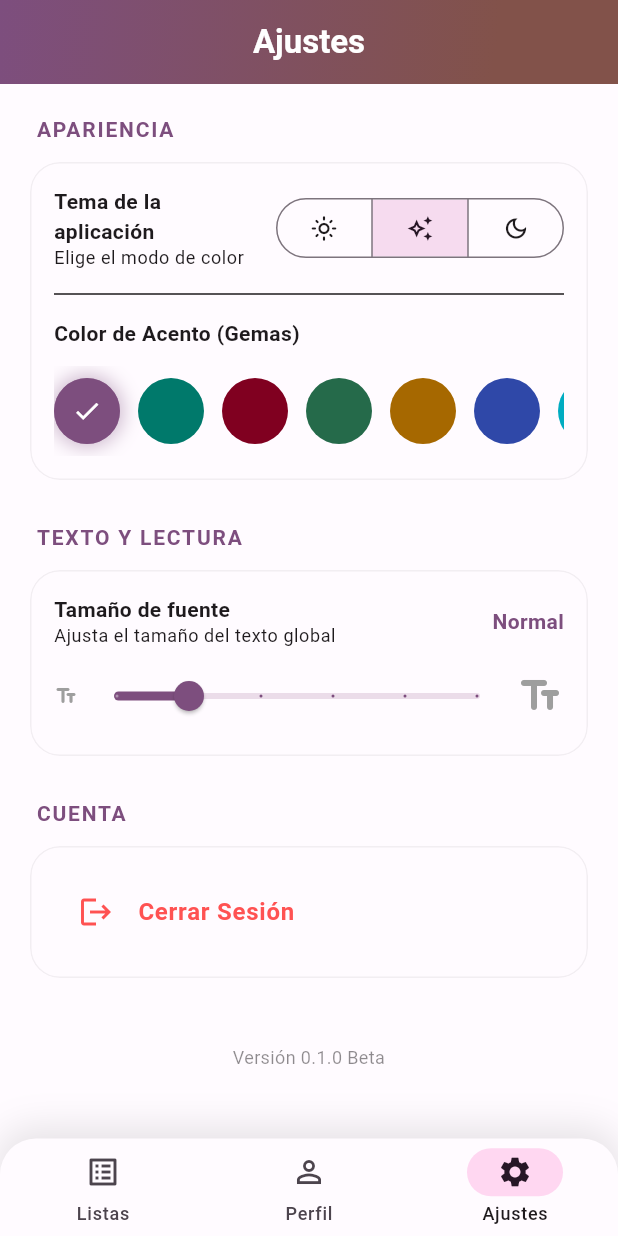
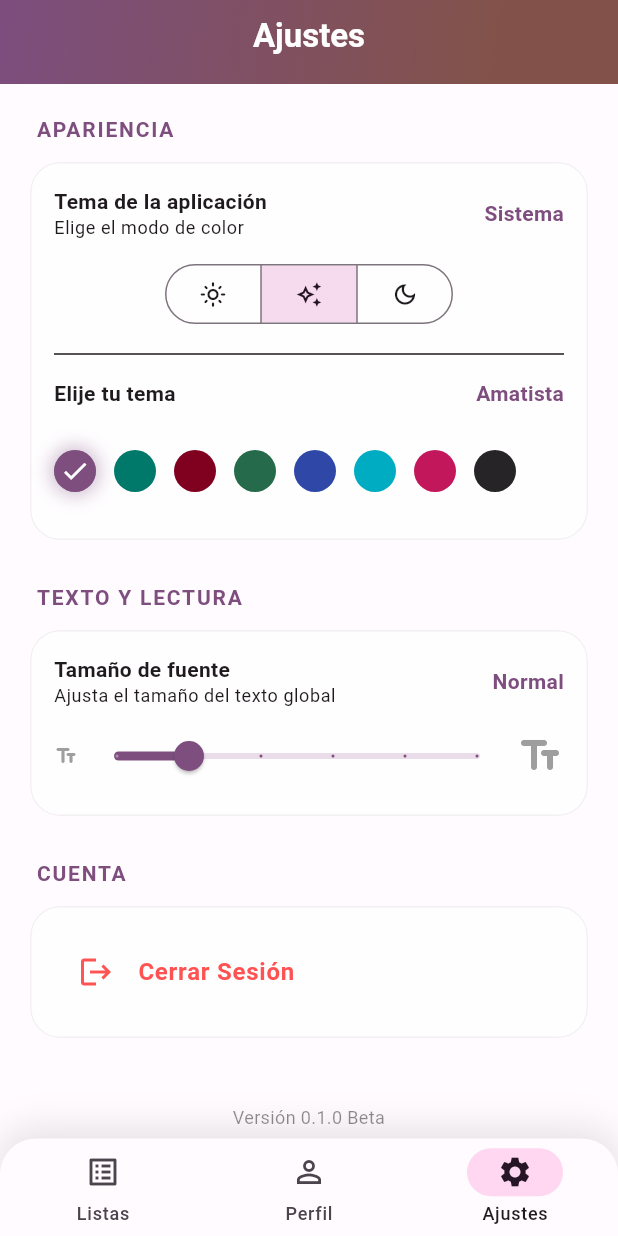
Before and after one commit to Angelery33/ListMe_Flutter, a Flutter app: the SettingsScreen screen opened by its route, on a phone screen of 412 x 824 dp. Run offline on Flutter 3.47's test engine with Material 3 defaults, Android fonts, the phone set to English and light mode, and no system bars; our stand-ins replace dio, flutter_secure_storage, hive, hive_flutter, shared_preferences; accounts and stored records are empty.

Commit message:
Corrección de colores y temas

```diff
--- a/lib/core/constants.dart
+++ b/lib/core/constants.dart
@@ -7,7 +7,7 @@ class AppConstants {
 
   // API Configuration
   // Use 10.0.2.2 for Android Emulator to access host's localhost
-  static const String baseUrl = 'http://192.168.1.242:8089/api/v1';
+  static const String baseUrl = 'http://192.168.1.181:8089/api/v1';
 
   static const String authUrl = '$baseUrl/auth';
 }
--- a/lib/core/theme/app_colors.dart
+++ b/lib/core/theme/app_colors.dart
@@ -113,10 +113,10 @@ class AppColors {
   static const rubyPrimaryDark        = Color(0xFFB71C1C);
   static const rubySurfaceDark        = Color(0xFF241616);
 
-  static const titaniumPrimaryLight   = Color(0xFF1D1B1E);
-  static const titaniumSurfaceLight   = Color(0xFFFCFBF9);
+  static const titaniumPrimaryLight   = Color.fromARGB(255, 38, 36, 39);
+  static const titaniumSurfaceLight   = Color.fromARGB(255, 240, 240, 240);
   static const titaniumPrimaryDark    = Color(0xFFE3E2E6);
-  static const titaniumSurfaceDark    = Color(0xFF0C0C0C);
+  static const titaniumSurfaceDark    = Color.fromARGB(255, 27, 27, 27);
 
   static const amberPrimaryLight      = Color(0xFFA66800);
   static const amberSurfaceLight      = Color(0xFFFFF8F0);
--- a/lib/core/theme/app_theme.dart
+++ b/lib/core/theme/app_theme.dart
@@ -9,7 +9,11 @@ class AppTheme {
   AppTheme._();
 
   /// Devuelve el [ThemeData] para el acento y brillo indicados.
-  static ThemeData getTheme(String accent, Brightness brightness, double fontScale) {
+  static ThemeData getTheme(
+    String accent,
+    Brightness brightness,
+    double fontScale,
+  ) {
     final isDark = brightness == Brightness.dark;
     final (scheme, surface) = _schemeAndSurface(accent, isDark);
 
@@ -18,7 +22,11 @@ class AppTheme {
       colorScheme: scheme,
       scaffoldBackgroundColor: surface,
       textTheme: TextThemes.scaledTextTheme(scheme, fontScale),
-      appBarTheme: WidgetThemes.appBarTheme(scheme, isDark, _isTitanium(scheme)),
+      appBarTheme: WidgetThemes.appBarTheme(
+        scheme,
+        isDark,
+        _isTitanium(scheme),
+      ),
       cardTheme: WidgetThemes.cardTheme(scheme, isDark),
       inputDecorationTheme: WidgetThemes.inputDecorationTheme(scheme, isDark),
       elevatedButtonTheme: WidgetThemes.elevatedButtonTheme(scheme),
@@ -28,7 +36,10 @@ class AppTheme {
 
   /// Devuelve el color primario de un acento específico.
   static Color getPrimaryColor(String accent, Brightness brightness) {
-    final (scheme, _) = _schemeAndSurface(accent, brightness == Brightness.dark);
+    final (scheme, _) = _schemeAndSurface(
+      accent,
+      brightness == Brightness.dark,
+    );
     return scheme.primary;
   }
 
@@ -38,15 +49,20 @@ class AppTheme {
     final isDark = Theme.of(context).brightness == Brightness.dark;
 
     if (_isTitanium(scheme)) {
-      // Titanium/Platino: gradiente metálico premium
+      final Color lighterGray = !isDark
+          ? const Color(0xFF3C3C3E)
+          : const Color(0xFFE5E5EA);
+      final Color darkerGray = !isDark
+          ? const Color(0xFF1C1C1E)
+          : const Color.fromARGB(255, 107, 107, 109);
       return Container(
         decoration: BoxDecoration(
           gradient: LinearGradient(
             colors: isDark
-                ? const [Color(0xFF1D1B1E), Color(0xFFD0D0D8)]
-                : const [Color(0xFFD0D0D8),Color(0xFF1D1B1E)],
+                ? [darkerGray, lighterGray]
+                : [darkerGray, lighterGray],
             begin: Alignment.topLeft,
-            end: Alignment.bottomRight,
+            end: const Alignment(0.8, 0.8),
           ),
         ),
       );
@@ -75,24 +91,42 @@ class AppTheme {
 
   static (ColorScheme, Color) _schemeAndSurface(String accent, bool isDark) {
     return switch (accent) {
-      'emerald'   => isDark ? (ColorSchemes.emeraldDark,   AppColors.emeraldSurfaceDark)
-                            : (ColorSchemes.emeraldLight,  AppColors.emeraldSurfaceLight),
-      'amethyst'  => isDark ? (ColorSchemes.amethystDark,  AppColors.amethystSurfaceDark)
-                            : (ColorSchemes.amethystLight, AppColors.amethystSurfaceLight),
-      'sapphire'  => isDark ? (ColorSchemes.sapphireDark,  AppColors.sapphireSurfaceDark)
-                            : (ColorSchemes.sapphireLight, AppColors.sapphireSurfaceLight),
-      'ruby'      => isDark ? (ColorSchemes.rubyDark,      AppColors.rubySurfaceDark)
-                            : (ColorSchemes.rubyLight,     AppColors.rubySurfaceLight),
-      'amber'     => isDark ? (ColorSchemes.amberDark,     AppColors.amberSurfaceDark)
-                            : (ColorSchemes.amberLight,    AppColors.amberSurfaceLight),
-      'cobalt'    => isDark ? (ColorSchemes.cobaltDark,    AppColors.cobaltSurfaceDark)
-                            : (ColorSchemes.cobaltLight,   AppColors.cobaltSurfaceLight),
-      'cyan'      => isDark ? (ColorSchemes.cyanDark,      AppColors.cyanSurfaceDark)
-                            : (ColorSchemes.cyanLight,     AppColors.cyanSurfaceLight),
-      'magenta'   => isDark ? (ColorSchemes.magentaDark,   AppColors.magentaSurfaceDark)
-                            : (ColorSchemes.magentaLight,  AppColors.magentaSurfaceLight),
-      _           => isDark ? (ColorSchemes.titaniumDark,  AppColors.titaniumSurfaceDark)
-                            : (ColorSchemes.titaniumLight, AppColors.titaniumSurfaceLight),
+      'emerald' =>
+        isDark
+            ? (ColorSchemes.emeraldDark, AppColors.emeraldSurfaceDark)
+            : (ColorSchemes.emeraldLight, AppColors.emeraldSurfaceLight),
+      'amethyst' =>
+        isDark
+            ? (ColorSchemes.amethystDark, AppColors.amethystSurfaceDark)
+            : (ColorSchemes.amethystLight, AppColors.amethystSurfaceLight),
+      'sapphire' =>
+        isDark
+            ? (ColorSchemes.sapphireDark, AppColors.sapphireSurfaceDark)
+            : (ColorSchemes.sapphireLight, AppColors.sapphireSurfaceLight),
+      'ruby' =>
+        isDark
+            ? (ColorSchemes.rubyDark, AppColors.rubySurfaceDark)
+            : (ColorSchemes.rubyLight, AppColors.rubySurfaceLight),
+      'amber' =>
+        isDark
+            ? (ColorSchemes.amberDark, AppColors.amberSurfaceDark)
+            : (ColorSchemes.amberLight, AppColors.amberSurfaceLight),
+      'cobalt' =>
+        isDark
+            ? (ColorSchemes.cobaltDark, AppColors.cobaltSurfaceDark)
+            : (ColorSchemes.cobaltLight, AppColors.cobaltSurfaceLight),
+      'cyan' =>
+        isDark
+            ? (ColorSchemes.cyanDark, AppColors.cyanSurfaceDark)
+            : (ColorSchemes.cyanLight, AppColors.cyanSurfaceLight),
+      'magenta' =>
+        isDark
+            ? (ColorSchemes.magentaDark, AppColors.magentaSurfaceDark)
+            : (ColorSchemes.magentaLight, AppColors.magentaSurfaceLight),
+      _ =>
+        isDark
+            ? (ColorSchemes.titaniumDark, AppColors.titaniumSurfaceDark)
+            : (ColorSchemes.titaniumLight, AppColors.titaniumSurfaceLight),
     };
   }
 
@@ -102,6 +136,6 @@ class AppTheme {
   static bool _isTitanium(ColorScheme scheme) {
     final p = scheme.primary.toARGB32();
     return p == AppColors.titaniumPrimaryLight.toARGB32() ||
-           p == AppColors.titaniumPrimaryDark.toARGB32();
+        p == AppColors.titaniumPrimaryDark.toARGB32();
   }
 }
--- a/lib/core/theme/widget_themes.dart
+++ b/lib/core/theme/widget_themes.dart
@@ -5,7 +5,11 @@ import 'app_colors.dart';
 class WidgetThemes {
   WidgetThemes._();
 
-  static AppBarTheme appBarTheme(ColorScheme scheme, bool isDark, bool isTitanium) {
+  static AppBarTheme appBarTheme(
+    ColorScheme scheme,
+    bool isDark,
+    bool isTitanium,
+  ) {
     return AppBarTheme(
       centerTitle: true,
       backgroundColor: Colors.transparent,
@@ -14,6 +18,7 @@ class WidgetThemes {
           : Colors.white,
       elevation: 0,
       surfaceTintColor: Colors.transparent,
+      toolbarHeight: 48,
     );
   }
 
@@ -21,7 +26,7 @@ class WidgetThemes {
   static bool isTitaniumScheme(ColorScheme scheme) {
     final p = scheme.primary.toARGB32();
     return p == AppColors.titaniumPrimaryLight.toARGB32() ||
-           p == AppColors.titaniumPrimaryDark.toARGB32();
+        p == AppColors.titaniumPrimaryDark.toARGB32();
   }
 
   static CardThemeData cardTheme(ColorScheme scheme, bool isDark) {
@@ -30,27 +35,34 @@ class WidgetThemes {
     return CardThemeData(
       elevation: isTitanium ? (isDark ? 8 : 1) : (isDark ? 6 : 2),
       shape: RoundedRectangleBorder(borderRadius: BorderRadius.circular(12)),
-      color: isDark ? scheme.surface : (isTitanium ? Colors.white : scheme.surfaceContainerHigh),
+      color: isDark
+          ? scheme.surface
+          : (isTitanium ? Colors.white : scheme.surfaceContainerHigh),
       clipBehavior: Clip.antiAlias,
       surfaceTintColor: isDark ? Colors.white10 : Colors.black12,
     );
   }
 
-  static InputDecorationTheme inputDecorationTheme(ColorScheme scheme, bool isDark) {
+  static InputDecorationTheme inputDecorationTheme(
+    ColorScheme scheme,
+    bool isDark,
+  ) {
     final isTitanium = isTitaniumScheme(scheme);
 
     return InputDecorationTheme(
       filled: true,
-      fillColor: isTitanium ? (isDark ? const Color(0xFF1E1E1E) : Colors.white) : scheme.surface,
+      fillColor: isTitanium
+          ? (isDark ? const Color(0xFF1E1E1E) : Colors.white)
+          : scheme.surface,
       border: OutlineInputBorder(
         borderRadius: BorderRadius.circular(12),
-        borderSide: isTitanium ? BorderSide(color: isDark ? Colors.white10 : Colors.black12) : BorderSide.none,
+        borderSide: isTitanium
+            ? BorderSide(color: isDark ? Colors.white10 : Colors.black12)
+            : BorderSide.none,
       ),
       enabledBorder: OutlineInputBorder(
         borderRadius: BorderRadius.circular(12),
-        borderSide: BorderSide(
-          color: isDark ? Colors.white12 : Colors.black12,
-        ),
+        borderSide: BorderSide(color: isDark ? Colors.white12 : Colors.black12),
       ),
       focusedBorder: OutlineInputBorder(
         borderRadius: BorderRadius.circular(12),
@@ -73,9 +85,7 @@ class WidgetThemes {
 
   static ChipThemeData chipTheme(ColorScheme scheme) {
     return ChipThemeData(
-      shape: RoundedRectangleBorder(
-        borderRadius: BorderRadius.circular(12),
-      ),
+      shape: RoundedRectangleBorder(borderRadius: BorderRadius.circular(12)),
       side: BorderSide.none,
       backgroundColor: scheme.surfaceContainerHighest,
     );
--- a/lib/screens/settings/settings_screen.dart
+++ b/lib/screens/settings/settings_screen.dart
@@ -20,30 +20,54 @@ class SettingsScreen extends StatelessWidget {
     final theme = Theme.of(context);
 
     return Scaffold(
-      appBar: const CustomGradientAppBar(title: 'Ajustes', showBackButton: false),
+      appBar: const CustomGradientAppBar(
+        title: 'Ajustes',
+        showBackButton: false,
+      ),
       bottomNavigationBar: AppBottomNavBar(
         currentIndex: 2, // Ajustes = 2
         onTap: (index) {
-          if (index == 0) Navigator.pushReplacementNamed(context, AppRoutes.lists);
+          if (index == 0)
+            Navigator.pushReplacementNamed(context, AppRoutes.lists);
           if (index == 1) Navigator.pushNamed(context, AppRoutes.profile);
         },
       ),
       body: ListView(
         padding: const EdgeInsets.symmetric(horizontal: 16, vertical: 20),
         children: [
-          _buildSection(
-            context,
-            'Apariencia',
-            [
+          _buildSection(context, 'Apariencia', [
             _buildSettingTile(
               context,
               title: 'Tema de la aplicación',
               subtitle: 'Elige el modo de color',
-                trailing: SegmentedButton<ThemeMode>(
+              trailing: Text(
+                settings.themeMode == ThemeMode.light
+                    ? 'Claro'
+                    : settings.themeMode == ThemeMode.dark
+                    ? 'Oscuro'
+                    : 'Sistema',
+                style: TextStyle(
+                  fontWeight: FontWeight.bold,
+                  color: theme.colorScheme.primary,
+                ),
+              ),
+            ),
+            const SizedBox(height: 12),
+            Center(
+              child: SegmentedButton<ThemeMode>(
                 segments: const [
-                    ButtonSegment(value: ThemeMode.light, icon: Icon(Icons.light_mode_outlined)),
-                    ButtonSegment(value: ThemeMode.system, icon: Icon(Icons.auto_awesome_outlined)),
-                    ButtonSegment(value: ThemeMode.dark, icon: Icon(Icons.dark_mode_outlined)),
+                  ButtonSegment(
+                    value: ThemeMode.light,
+                    icon: Icon(Icons.light_mode_outlined),
+                  ),
+                  ButtonSegment(
+                    value: ThemeMode.system,
+                    icon: Icon(Icons.auto_awesome_outlined),
+                  ),
+                  ButtonSegment(
+                    value: ThemeMode.dark,
+                    icon: Icon(Icons.dark_mode_outlined),
+                  ),
                 ],
                 selected: {settings.themeMode},
                 onSelectionChanged: (val) => settings.setThemeMode(val.first),
@@ -51,19 +75,27 @@ class SettingsScreen extends StatelessWidget {
               ),
             ),
             const Divider(height: 32),
+            Row(
+              children: [
                 const Text(
-                'Color de Acento (Gemas)',
+                  'Elije tu tema',
                   style: TextStyle(fontWeight: FontWeight.w600),
+                ),
+                const Spacer(),
+                Text(
+                  _accentColorLabel(settings.accentColor),
+                  style: TextStyle(
+                    fontWeight: FontWeight.bold,
+                    color: theme.colorScheme.primary,
+                  ),
+                ),
+              ],
             ),
             const SizedBox(height: 12),
             AccentColorSelector(settings: settings),
-            ],
-          ),
+          ]),
           const SizedBox(height: 24),
-          _buildSection(
-            context,
-            'Texto y Lectura',
-            [
+          _buildSection(context, 'Texto y Lectura', [
             _buildSettingTile(
               context,
               title: 'Tamaño de fuente',
@@ -78,29 +110,31 @@ class SettingsScreen extends StatelessWidget {
             ),
             const SizedBox(height: 8),
             FontScaleSelector(settings: settings),
-            ],
-          ),
+          ]),
           const SizedBox(height: 24),
-          _buildSection(
-            context,
-            'Cuenta',
-            [
+          _buildSection(context, 'Cuenta', [
             ListTile(
               leading: const Icon(Icons.logout, color: Colors.redAccent),
               title: const Text(
                 'Cerrar Sesión',
-                  style: TextStyle(color: Colors.redAccent, fontWeight: FontWeight.bold),
+                style: TextStyle(
+                  color: Colors.redAccent,
+                  fontWeight: FontWeight.bold,
+                ),
               ),
               onTap: () async {
                 final auth = context.read<AuthProvider>();
                 await auth.logout();
                 if (context.mounted) {
-                    Navigator.pushNamedAndRemoveUntil(context, AppRoutes.login, (route) => false);
+                  Navigator.pushNamedAndRemoveUntil(
+                    context,
+                    AppRoutes.login,
+                    (route) => false,
+                  );
                 }
               },
             ),
-            ],
-          ),
+          ]),
           const SizedBox(height: 40),
           Padding(
             padding: const EdgeInsets.symmetric(horizontal: 20),
@@ -119,7 +153,26 @@ class SettingsScreen extends StatelessWidget {
     );
   }
 
-  Widget _buildSection(BuildContext context, String title, List<Widget> children) {
+  Widget _buildSection(
+    BuildContext context,
+    String title,
+    List<Widget> children,
+  ) {
+    final isDark = Theme.of(context).brightness == Brightness.dark;
+    final scheme = Theme.of(context).colorScheme;
+    final isTitanium =
+        scheme.primary.toARGB32() == const Color(0xFF1D1B1E).toARGB32() ||
+        scheme.primary.toARGB32() == const Color(0xFFE3E2E6).toARGB32();
+
+    Color cardColor;
+    if (isTitanium) {
+      cardColor = isDark ? const Color.fromARGB(255, 75, 75, 78) : const Color.fromARGB(255, 226, 224, 224);
+    } else {
+      cardColor = isDark
+          ? scheme.onPrimary.withValues(alpha: 0.8)
+          : scheme.onPrimary.withValues(alpha: 0.8);
+    }
+
     return Column(
       crossAxisAlignment: CrossAxisAlignment.start,
       children: [
@@ -136,9 +189,12 @@ class SettingsScreen extends StatelessWidget {
         ),
         Card(
           elevation: 0,
+          color: cardColor,
           shape: RoundedRectangleBorder(
             borderRadius: BorderRadius.circular(20),
-            side: BorderSide(color: Theme.of(context).dividerColor.withValues(alpha: 0.1)),
+            side: BorderSide(
+              color: Theme.of(context).dividerColor.withValues(alpha: 0.1),
+            ),
           ),
           child: Padding(
             padding: const EdgeInsets.symmetric(horizontal: 16, vertical: 16),
@@ -152,7 +208,12 @@ class SettingsScreen extends StatelessWidget {
     );
   }
 
-  Widget _buildSettingTile(BuildContext context, {required String title, required String subtitle, required Widget trailing}) {
+  Widget _buildSettingTile(
+    BuildContext context, {
+    required String title,
+    required String subtitle,
+    required Widget trailing,
+  }) {
     return LayoutBuilder(
       builder: (context, constraints) {
         final isLargeFont = MediaQuery.textScalerOf(context).scale(1) > 1.2;
@@ -175,7 +236,10 @@ class SettingsScreen extends StatelessWidget {
               child: Column(
                 crossAxisAlignment: CrossAxisAlignment.start,
                 children: [
-                  Text(title, style: const TextStyle(fontWeight: FontWeight.w600)),
+                  Text(
+                    title,
+                    style: const TextStyle(fontWeight: FontWeight.w600),
+                  ),
                   Text(subtitle, style: Theme.of(context).textTheme.bodySmall),
                 ],
               ),
@@ -196,4 +260,27 @@ class SettingsScreen extends StatelessWidget {
     if (scale <= 1.30) return 'Grande';
     return 'Muy Grande';
   }
+
+  String _accentColorLabel(String accent) {
+    switch (accent) {
+      case 'amethyst':
+        return 'Amatista';
+      case 'sapphire':
+        return 'Zafiro';
+      case 'ruby':
+        return 'Rubí';
+      case 'emerald':
+        return 'Esmeralda';
+      case 'cobalt':
+        return 'Cobalto';
+      case 'cyan':
+        return 'Turquesa';
+      case 'magenta':
+        return 'Magenta';
+      case 'titanium':
+        return 'Titanio';
+      default:
+        return 'Desconocido';
     }
+  }
+}
--- a/lib/widgets/lists/list_card.dart
+++ b/lib/widgets/lists/list_card.dart
@@ -22,15 +22,30 @@ class ListCard extends StatelessWidget {
   @override
   Widget build(BuildContext context) {
     final theme = Theme.of(context);
+    final isDark = theme.brightness == Brightness.dark;
+    final scheme = theme.colorScheme;
     final accentColor = AppTheme.getPrimaryColor(list.color, theme.brightness);
+    final isTitanium =
+        scheme.primary.toARGB32() == const Color(0xFF1D1B1E).toARGB32() ||
+        scheme.primary.toARGB32() == const Color(0xFFE3E2E6).toARGB32();
+
+    Color cardColor;
+    if (isTitanium) {
+      cardColor = isDark ? const Color(0xFF2C2C2E) : Colors.white;
+    } else {
+      cardColor = isDark
+          ? scheme.surface.withValues(alpha: 0.95)
+          : scheme.surface;
+    }
 
     return Card(
-      margin: const EdgeInsets.symmetric(vertical: 4, horizontal: 0),
-      elevation: 2,
-      shape: RoundedRectangleBorder(borderRadius: BorderRadius.circular(12)),
+      margin: const EdgeInsets.symmetric(vertical: 6, horizontal: 0),
+      elevation: isDark ? 4 : 1,
+      color: cardColor,
+      shape: RoundedRectangleBorder(borderRadius: BorderRadius.circular(16)),
       child: InkWell(
         onTap: onTap,
-        borderRadius: BorderRadius.circular(12),
+        borderRadius: BorderRadius.circular(16),
         child: Padding(
           padding: const EdgeInsets.all(12),
           child: Row(
@@ -71,7 +86,8 @@ class ListCard extends StatelessWidget {
                               Text(
                                 '${list.itemCount} elementos',
                                 style: theme.textTheme.labelSmall?.copyWith(
-                                  color: theme.colorScheme.onSurfaceVariant.withValues(alpha: 0.7),
+                                  color: theme.colorScheme.onSurfaceVariant
+                                      .withValues(alpha: 0.7),
                                   fontWeight: FontWeight.w400,
                                 ),
                               ),
@@ -83,12 +99,14 @@ class ListCard extends StatelessWidget {
                           Icon(
                             Icons.people_alt_rounded,
                             size: 16,
-                            color: theme.colorScheme.onSurfaceVariant.withValues(alpha: 0.6),
+                            color: theme.colorScheme.onSurfaceVariant
+                                .withValues(alpha: 0.6),
                           ),
                         ],
                       ],
                     ),
-                    if (list.description != null && list.description!.isNotEmpty)
+                    if (list.description != null &&
+                        list.description!.isNotEmpty)
                       Padding(
                         padding: const EdgeInsets.only(top: 2),
                         child: Text(
@@ -143,18 +161,30 @@ class ListCard extends StatelessWidget {
 
   IconData _getIconData(String iconName) {
     switch (iconName) {
-      case 'shopping_cart': return Icons.shopping_cart_rounded;
-      case 'tv': return Icons.tv_rounded;
-      case 'book': return Icons.book_rounded;
-      case 'movie': return Icons.movie_rounded;
-      case 'games': return Icons.sports_esports_rounded;
-      case 'music': return Icons.music_note_rounded;
-      case 'restaurant': return Icons.restaurant_rounded;
-      case 'work': return Icons.work_rounded;
-      case 'fitness': return Icons.fitness_center_rounded;
-      case 'home': return Icons.home_rounded;
-      case 'favorite': return Icons.favorite_rounded;
-      default: return Icons.list_rounded;
+      case 'shopping_cart':
+        return Icons.shopping_cart_rounded;
+      case 'tv':
+        return Icons.tv_rounded;
+      case 'book':
+        return Icons.book_rounded;
+      case 'movie':
+        return Icons.movie_rounded;
+      case 'games':
+        return Icons.sports_esports_rounded;
+      case 'music':
+        return Icons.music_note_rounded;
+      case 'restaurant':
+        return Icons.restaurant_rounded;
+      case 'work':
+        return Icons.work_rounded;
+      case 'fitness':
+        return Icons.fitness_center_rounded;
+      case 'home':
+        return Icons.home_rounded;
+      case 'favorite':
+        return Icons.favorite_rounded;
+      default:
+        return Icons.list_rounded;
     }
   }
 }
--- a/lib/widgets/settings/accent_color_selector.dart
+++ b/lib/widgets/settings/accent_color_selector.dart
@@ -13,7 +13,7 @@ class AccentColorSelector extends StatelessWidget {
 
   @override
   Widget build(BuildContext context) {
-    final accents = ['amethyst', 'sapphire', 'ruby', 'emerald', 'amber', 'cobalt', 'cyan', 'magenta', 'titanium'];
+    final accents = ['amethyst', 'sapphire', 'ruby', 'emerald','cobalt', 'cyan', 'magenta', 'titanium'];
 
     return SizedBox(
       height: 60,
@@ -29,8 +29,8 @@ class AccentColorSelector extends StatelessWidget {
             onTap: () => settings.setAccentColor(accent),
             child: AnimatedContainer(
               duration: const Duration(milliseconds: 300),
-              width: 44,
-              height: 44,
+              width: 28,
+              height: 28,
               margin: const EdgeInsets.only(right: 12, top: 4, bottom: 4),
               decoration: BoxDecoration(
                 color: color,
--- a/lib/widgets/shared/custom_gradient_app_bar.dart
+++ b/lib/widgets/shared/custom_gradient_app_bar.dart
@@ -36,24 +36,13 @@ class CustomGradientAppBar extends StatelessWidget implements PreferredSizeWidge
         Positioned.fill(
           child: AppTheme.appBarGradient(context),
         ),
-        // Sombra suave en la parte inferior (solo en Titanium claro)
-        if (useDarkText)
-          Positioned(
-            bottom: 0,
-            left: 0,
-            right: 0,
-            child: Container(
-              height: 1,
-              color: Colors.black12,
-            ),
-          ),
         SafeArea(
           child: AppBar(
             title: Text(
               title,
               style: TextStyle(
                 fontWeight: FontWeight.w600,
-                color: fgColor,
+                color: Colors.white,
               ),
             ),
             backgroundColor: Colors.transparent,
```
Lines whose indentation alone changed are shown as unchanged.
